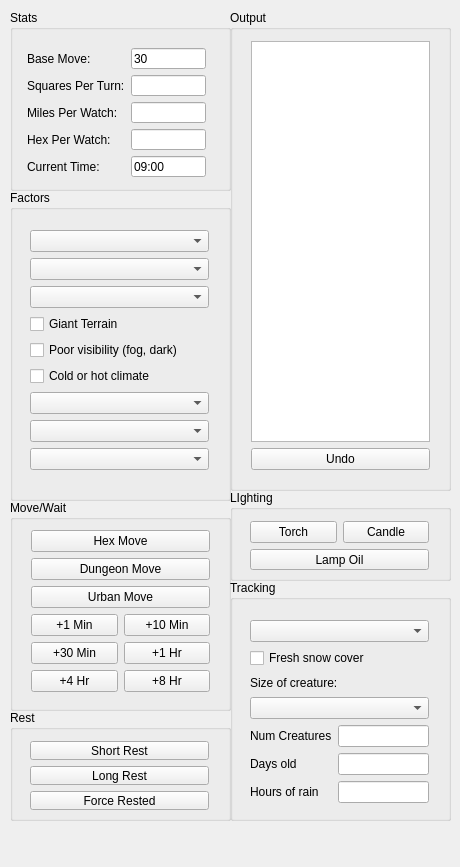
This is mainwindow.ui in erickveil/DungeonMoveTracker as Qt 5 draws it before an edit. The edited form follows.
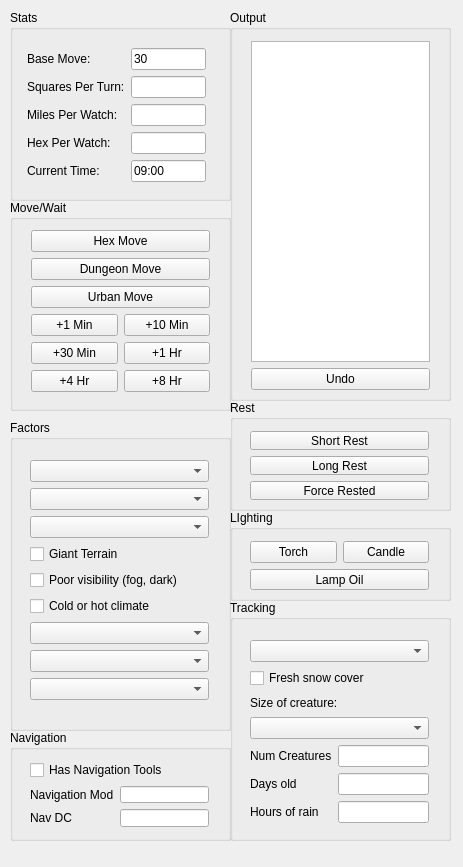
This is the edited form.

Commit message: Navigation checks implemented

Diff of the .ui file:
```diff
--- a/mainwindow.ui
+++ b/mainwindow.ui
@@ -6,7 +6,7 @@
    <rect>
     <x>0</x>
     <y>0</y>
-    <width>460</width>
+    <width>463</width>
     <height>867</height>
    </rect>
   </property>
@@ -18,7 +18,7 @@
     <property name="geometry">
      <rect>
       <x>230</x>
-      <y>580</y>
+      <y>600</y>
       <width>221</width>
       <height>241</height>
      </rect>
@@ -97,7 +97,7 @@
     <property name="geometry">
      <rect>
       <x>230</x>
-      <y>490</y>
+      <y>510</y>
       <width>221</width>
       <height>91</height>
      </rect>
@@ -143,57 +143,11 @@
      </layout>
     </widget>
    </widget>
-   <widget class="QGroupBox" name="groupBox_3">
-    <property name="geometry">
-     <rect>
-      <x>10</x>
-      <y>710</y>
-      <width>221</width>
-      <height>111</height>
-     </rect>
-    </property>
-    <property name="title">
-     <string>Rest</string>
-    </property>
-    <widget class="QWidget" name="verticalLayoutWidget_2">
-     <property name="geometry">
-      <rect>
-       <x>9</x>
-       <y>20</y>
-       <width>201</width>
-       <height>91</height>
-      </rect>
-     </property>
-     <layout class="QVBoxLayout" name="verticalLayout_3">
-      <item>
-       <widget class="QPushButton" name="pbShortRest">
-        <property name="text">
-         <string>Short Rest</string>
-        </property>
-       </widget>
-      </item>
-      <item>
-       <widget class="QPushButton" name="pbLongRest">
-        <property name="text">
-         <string>Long Rest</string>
-        </property>
-       </widget>
-      </item>
-      <item>
-       <widget class="QPushButton" name="pbForceRest">
-        <property name="text">
-         <string>Force Rested</string>
-        </property>
-       </widget>
-      </item>
-     </layout>
-    </widget>
-   </widget>
    <widget class="QGroupBox" name="groupBox_4">
     <property name="geometry">
      <rect>
       <x>10</x>
-      <y>500</y>
+      <y>200</y>
       <width>221</width>
       <height>211</height>
      </rect>
@@ -291,7 +245,7 @@
     <property name="geometry">
      <rect>
       <x>10</x>
-      <y>190</y>
+      <y>420</y>
       <width>221</width>
       <height>311</height>
      </rect>
@@ -357,19 +311,19 @@
       <x>10</x>
       <y>10</y>
       <width>221</width>
-      <height>181</height>
+      <height>191</height>
      </rect>
     </property>
     <property name="title">
      <string>Stats</string>
     </property>
-    <widget class="QWidget" name="">
+    <widget class="QWidget" name="layoutWidget">
      <property name="geometry">
       <rect>
        <x>6</x>
        <y>27</y>
        <width>201</width>
-       <height>151</height>
+       <height>161</height>
       </rect>
      </property>
      <layout class="QFormLayout" name="formLayout">
@@ -440,7 +394,7 @@
       <x>230</x>
       <y>10</y>
       <width>221</width>
-      <height>481</height>
+      <height>391</height>
      </rect>
     </property>
     <property name="title">
@@ -452,7 +406,7 @@
        <x>10</x>
        <y>20</y>
        <width>201</width>
-       <height>451</height>
+       <height>371</height>
       </rect>
      </property>
      <layout class="QVBoxLayout" name="verticalLayout">
@@ -469,6 +423,108 @@
      </layout>
     </widget>
    </widget>
+   <widget class="QGroupBox" name="groupBox_3">
+    <property name="geometry">
+     <rect>
+      <x>230</x>
+      <y>400</y>
+      <width>221</width>
+      <height>111</height>
+     </rect>
+    </property>
+    <property name="title">
+     <string>Rest</string>
+    </property>
+    <widget class="QWidget" name="verticalLayoutWidget_2">
+     <property name="geometry">
+      <rect>
+       <x>9</x>
+       <y>20</y>
+       <width>201</width>
+       <height>91</height>
+      </rect>
+     </property>
+     <layout class="QVBoxLayout" name="verticalLayout_3">
+      <item>
+       <widget class="QPushButton" name="pbShortRest">
+        <property name="text">
+         <string>Short Rest</string>
+        </property>
+       </widget>
+      </item>
+      <item>
+       <widget class="QPushButton" name="pbLongRest">
+        <property name="text">
+         <string>Long Rest</string>
+        </property>
+       </widget>
+      </item>
+      <item>
+       <widget class="QPushButton" name="pbForceRest">
+        <property name="text">
+         <string>Force Rested</string>
+        </property>
+       </widget>
+      </item>
+     </layout>
+    </widget>
+   </widget>
+   <widget class="QGroupBox" name="groupBox_8">
+    <property name="geometry">
+     <rect>
+      <x>10</x>
+      <y>730</y>
+      <width>221</width>
+      <height>111</height>
+     </rect>
+    </property>
+    <property name="title">
+     <string>Navigation</string>
+    </property>
+    <widget class="QWidget" name="verticalLayoutWidget_6">
+     <property name="geometry">
+      <rect>
+       <x>9</x>
+       <y>19</y>
+       <width>201</width>
+       <height>89</height>
+      </rect>
+     </property>
+     <layout class="QVBoxLayout" name="verticalLayout_7">
+      <item>
+       <widget class="QCheckBox" name="cbNavTools">
+        <property name="text">
+         <string>Has Navigation Tools</string>
+        </property>
+       </widget>
+      </item>
+      <item>
+       <layout class="QFormLayout" name="formLayout_2">
+        <item row="0" column="0">
+         <widget class="QLabel" name="label_10">
+          <property name="text">
+           <string>Navigation Mod</string>
+          </property>
+         </widget>
+        </item>
+        <item row="0" column="1">
+         <widget class="QLineEdit" name="tbNavMod"/>
+        </item>
+        <item row="1" column="0">
+         <widget class="QLabel" name="label_11">
+          <property name="text">
+           <string>Nav DC</string>
+          </property>
+         </widget>
+        </item>
+        <item row="1" column="1">
+         <widget class="QLineEdit" name="tbNavDc"/>
+        </item>
+       </layout>
+      </item>
+     </layout>
+    </widget>
+   </widget>
   </widget>
  </widget>
  <layoutdefault spacing="6" margin="11"/>
```
The commit also changes 2 other files.
